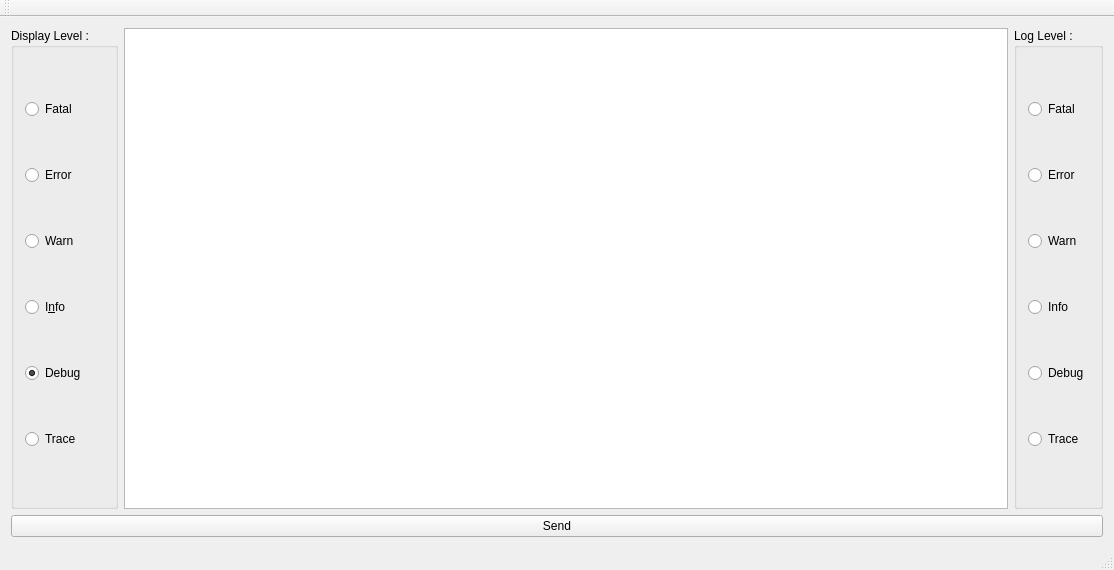
sfadiga/QLogger, file mainwindow.ui: the form before one commit.
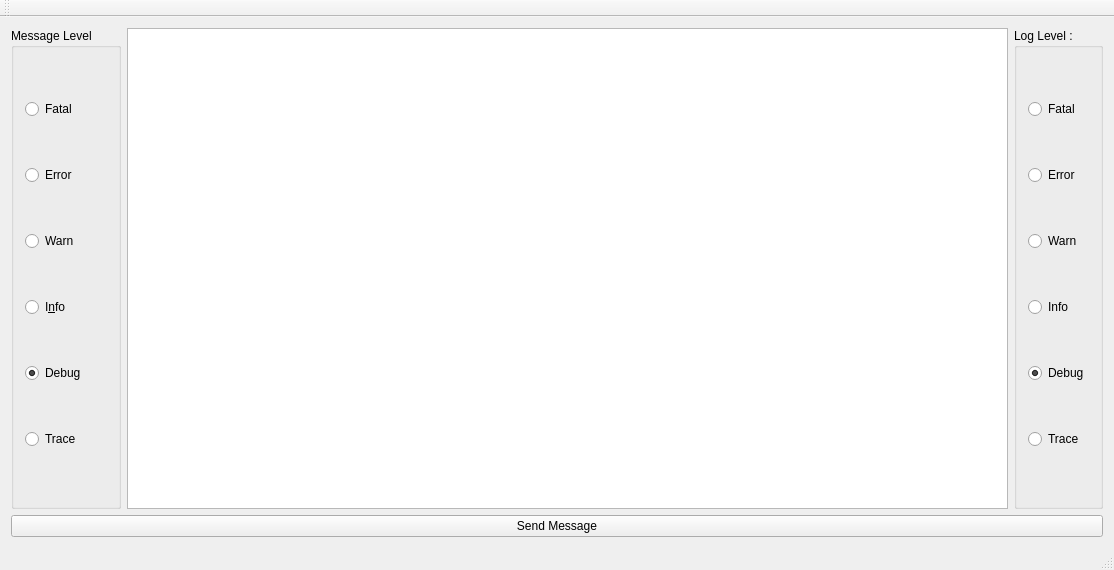
The form after the commit.

Commit message: Completed testing. QLogger modified for SIGNAL operation. QLogger modified to allow the level to be modified. Testing GUI working.

The edit to the form file:
```diff
--- a/mainwindow.ui
+++ b/mainwindow.ui
@@ -18,7 +18,7 @@
     <item row="1" column="0">
      <widget class="QGroupBox" name="groupBox">
       <property name="title">
-       <string>Display Level :</string>
+       <string>Message Level</string>
       </property>
       <layout class="QVBoxLayout" name="verticalLayout">
        <item>
@@ -115,6 +115,9 @@
          <property name="text">
           <string>Debug</string>
          </property>
+         <property name="checked">
+          <bool>true</bool>
+         </property>
         </widget>
        </item>
        <item>
@@ -130,7 +133,7 @@
     <item row="2" column="0" colspan="3">
      <widget class="QPushButton" name="pSendBtn">
       <property name="text">
-       <string>Send</string>
+       <string>Send Message</string>
       </property>
      </widget>
     </item>
```
The commit also changes 2 other files.
